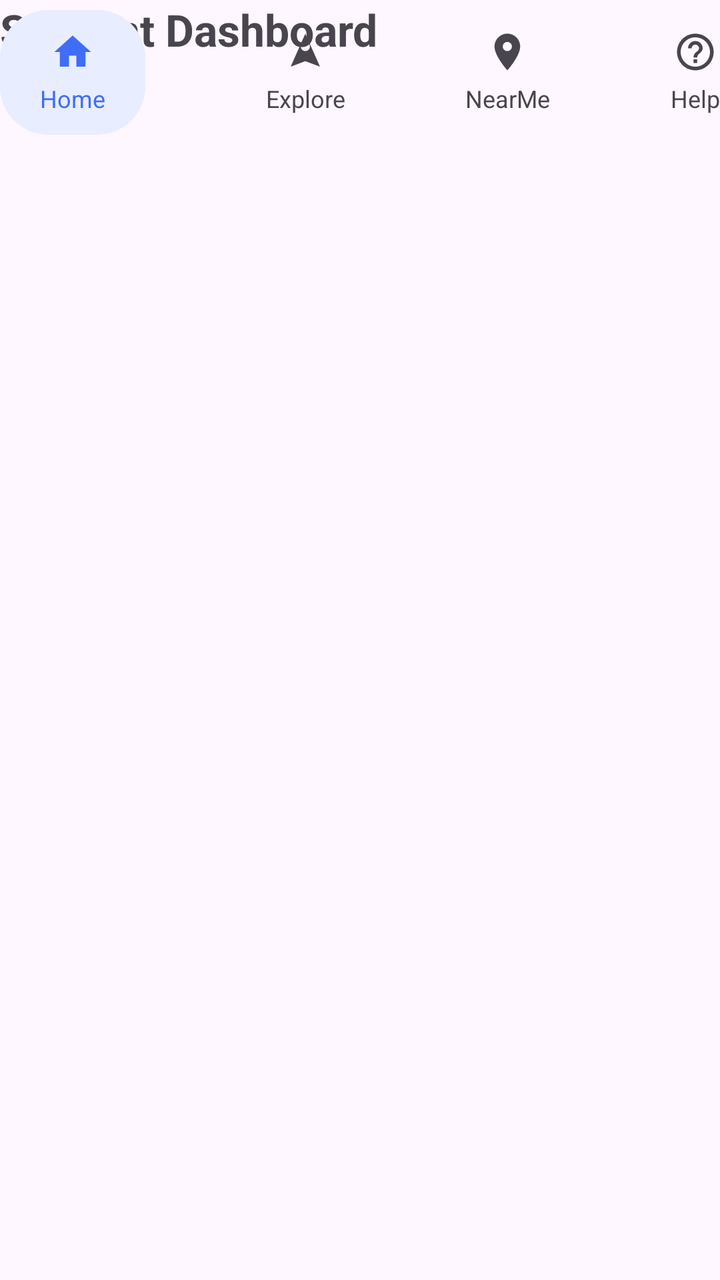
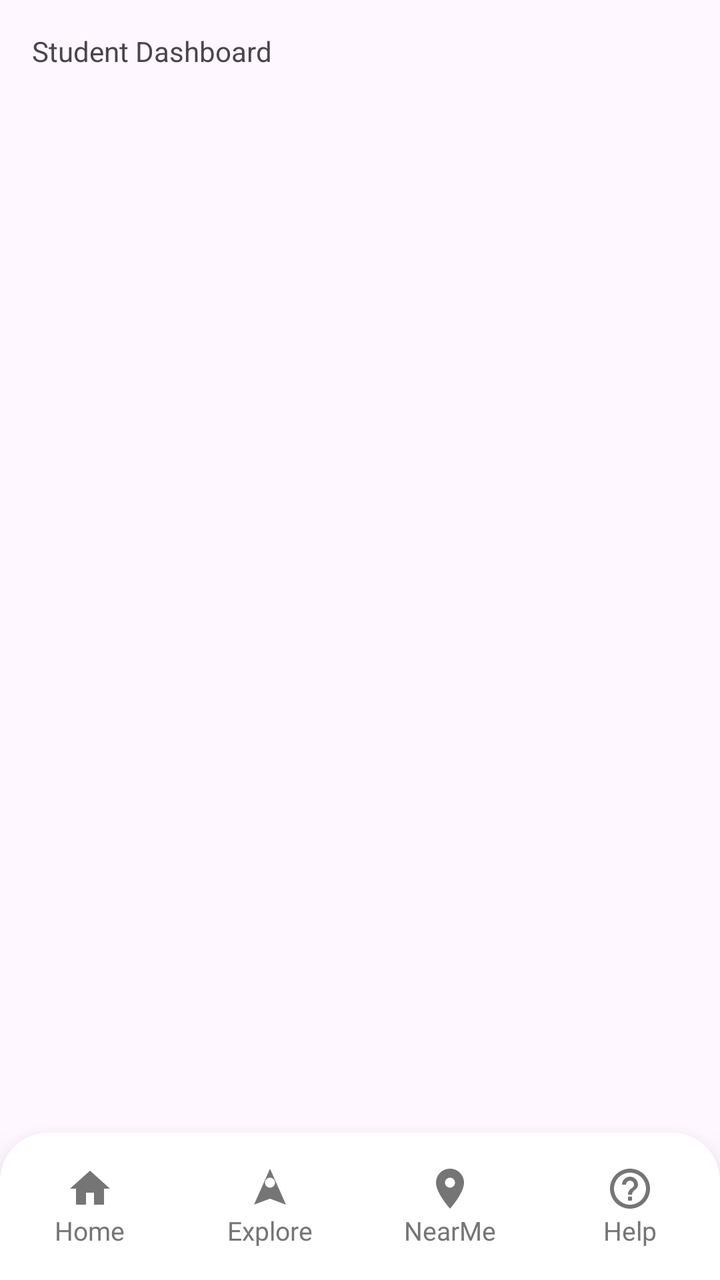

Compare the two renders of this Android layout. The source of the first and the diff that turns it into the second are given below.
<!-- AndroidManifest.xml: application theme Theme.CampusSaathi -->
<!-- res/layout/activity_student_dashboard.xml -->
<?xml version="1.0" encoding="utf-8"?>
<androidx.constraintlayout.widget.ConstraintLayout
    xmlns:android="http://schemas.android.com/apk/res/android"
    xmlns:app="http://schemas.android.com/apk/res-auto"
    android:layout_width="match_parent"
    android:layout_height="match_parent">

    <TextView
        android:layout_width="wrap_content"
        android:layout_height="wrap_content"
        android:text="Student Dashboard"
        android:textSize="22sp"
        android:textStyle="bold"/>

    <include
        android:id="@+id/cs_footer"
        layout="@layout/layout_cs_footer"
        app:layout_constraintBottom_toBottomOf="parent"
        app:layout_constraintStart_toStartOf="parent"
        app:layout_constraintEnd_toEndOf="parent"/>


</androidx.constraintlayout.widget.ConstraintLayout>
<!-- res/layout/layout_cs_footer.xml (included above) -->
<?xml version="1.0" encoding="utf-8"?>
<androidx.constraintlayout.widget.ConstraintLayout
    xmlns:android="http://schemas.android.com/apk/res/android"
    xmlns:app="http://schemas.android.com/apk/res-auto"
    android:id="@+id/cs_footer_root"
    android:layout_width="match_parent"
    android:layout_height="@dimen/cs_footer_height">

    
    <LinearLayout
        android:id="@+id/cs_footer_home_container"
        android:layout_width="wrap_content"
        android:layout_height="wrap_content"
        android:orientation="vertical"
        android:gravity="center"
        android:paddingHorizontal="@dimen/cs_footer_selected_padding_horizontal"
        android:paddingVertical="@dimen/cs_footer_selected_padding_vertical"
        android:background="@drawable/cs_footer_bg_selected"
        app:layout_constraintStart_toStartOf="parent"
        app:layout_constraintTop_toTopOf="parent"
        app:layout_constraintBottom_toBottomOf="parent">

        <ImageView
            android:id="@+id/cs_footer_home_icon"
            android:layout_width="@dimen/cs_footer_icon"
            android:layout_height="@dimen/cs_footer_icon"
            android:src="@drawable/cs_ic_footer_home"
            app:tint="@color/cs_primary"/>

        <TextView
            android:id="@+id/cs_footer_home_text"
            android:layout_width="wrap_content"
            android:layout_height="wrap_content"
            android:text="Home"
            android:textSize="@dimen/cs_footer_text"
            android:textColor="@color/cs_primary"
            android:layout_marginTop="@dimen/cs_spacing_small"/>
    </LinearLayout>

    
    <LinearLayout
        android:id="@+id/cs_footer_explore_container"
        android:layout_width="wrap_content"
        android:layout_height="wrap_content"
        android:orientation="vertical"
        android:gravity="center"
        app:layout_constraintStart_toEndOf="@id/cs_footer_home_container"
        app:layout_constraintEnd_toStartOf="@id/cs_footer_nearme_container"
        app:layout_constraintTop_toTopOf="parent"
        app:layout_constraintBottom_toBottomOf="parent">

        <ImageView
            android:id="@+id/cs_footer_explore_icon"
            android:layout_width="@dimen/cs_footer_icon"
            android:layout_height="@dimen/cs_footer_icon"
            android:src="@drawable/cs_ic_footer_explore"
            app:tint="@color/cs_text_secondary"/>

        <TextView
            android:id="@+id/cs_footer_explore_text"
            android:layout_width="wrap_content"
            android:layout_height="wrap_content"
            android:text="Explore"
            android:textSize="@dimen/cs_footer_text"
            android:textColor="@color/cs_text_secondary"
            android:layout_marginTop="@dimen/cs_spacing_small"/>
    </LinearLayout>

    
    <LinearLayout
        android:id="@+id/cs_footer_nearme_container"
        android:layout_width="wrap_content"
        android:layout_height="wrap_content"
        android:orientation="vertical"
        android:gravity="center"
        app:layout_constraintStart_toEndOf="@id/cs_footer_explore_container"
        app:layout_constraintEnd_toStartOf="@id/cs_footer_help_container"
        app:layout_constraintTop_toTopOf="parent"
        app:layout_constraintBottom_toBottomOf="parent">

        <ImageView
            android:id="@+id/cs_footer_nearme_icon"
            android:layout_width="@dimen/cs_footer_icon"
            android:layout_height="@dimen/cs_footer_icon"
            android:src="@drawable/cs_ic_footer_nearme"
            app:tint="@color/cs_text_secondary"/>

        <TextView
            android:id="@+id/cs_footer_nearme_text"
            android:layout_width="wrap_content"
            android:layout_height="wrap_content"
            android:text="NearMe"
            android:textSize="@dimen/cs_footer_text"
            android:textColor="@color/cs_text_secondary"
            android:layout_marginTop="@dimen/cs_spacing_small"/>
    </LinearLayout>

    
    <LinearLayout
        android:id="@+id/cs_footer_help_container"
        android:layout_width="wrap_content"
        android:layout_height="wrap_content"
        android:orientation="vertical"
        android:gravity="center"
        app:layout_constraintEnd_toEndOf="parent"
        app:layout_constraintTop_toTopOf="parent"
        app:layout_constraintBottom_toBottomOf="parent">

        <ImageView
            android:id="@+id/cs_footer_help_icon"
            android:layout_width="@dimen/cs_footer_icon"
            android:layout_height="@dimen/cs_footer_icon"
            android:src="@drawable/cs_ic_footer_help"
            app:tint="@color/cs_text_secondary"/>

        <TextView
            android:id="@+id/cs_footer_help_text"
            android:layout_width="wrap_content"
            android:layout_height="wrap_content"
            android:text="Help"
            android:textSize="@dimen/cs_footer_text"
            android:textColor="@color/cs_text_secondary"
            android:layout_marginTop="@dimen/cs_spacing_small"/>
    </LinearLayout>

</androidx.constraintlayout.widget.ConstraintLayout>
<!-- resources referenced by this layout -->
<resources>
  <color name="cs_primary">#3F6DF6</color>
  <color name="cs_text_secondary">?attr/colorOnSurfaceVariant</color>
  <dimen name="cs_footer_height">72dp</dimen>
  <dimen name="cs_footer_icon">22dp</dimen>
  <dimen name="cs_footer_selected_padding_horizontal">20dp</dimen>
  <dimen name="cs_footer_selected_padding_vertical">10dp</dimen>
  <dimen name="cs_footer_text">12sp</dimen>
  <dimen name="cs_spacing_small">4dp</dimen>
  <!-- drawable cs_footer_bg_selected (drawable) -->
  <?xml version="1.0" encoding="utf-8"?>
  <shape xmlns:android="http://schemas.android.com/apk/res/android">
      <solid android:color="@color/cs_primary_light"/>
      <corners android:radius="@dimen/cs_footer_selected_radius"/>
  </shape>
  <!-- drawable cs_ic_footer_explore (drawable) -->
  <vector xmlns:android="http://schemas.android.com/apk/res/android"
      android:width="24dp"
      android:height="24dp"
      android:viewportWidth="24"
      android:viewportHeight="24">
  
      <path
          android:fillColor="?attr/colorOnSurface"
          android:pathData="M12,2L4,20l8,-3 8,3 -8,-18zm0,4.5c1.38,0 2.5,1.12 2.5,2.5S13.38,11.5 12,11.5 9.5,10.38 9.5,9 10.62,6.5 12,6.5z"/>
  </vector>
  <!-- drawable cs_ic_footer_help (drawable) -->
  <vector xmlns:android="http://schemas.android.com/apk/res/android"
      android:width="24dp"
      android:height="24dp"
      android:viewportWidth="24"
      android:viewportHeight="24">
  
      <path
          android:fillColor="?attr/colorOnSurface"
          android:pathData="M11,18h2v-2h-2v2zm1,-16C6.48,2 2,6.48 2,12s4.48,10 10,10 10,-4.48 10,-10S17.52,2 12,2zm0,18c-4.41,0 -8,-3.59 -8,-8s3.59,-8 8,-8 8,3.59 8,8 -3.59,8 -8,8zm0,-14c-2.21,0 -4,1.79 -4,4h2c0,-1.1 0.9,-2 2,-2s2,0.9 2,2c0,2 -3,1.75 -3,5h2c0,-2.25 3,-2.5 3,-5 0,-2.21 -1.79,-4 -4,-4z"/>
  </vector>
  <!-- drawable cs_ic_footer_home (drawable) -->
  <vector xmlns:android="http://schemas.android.com/apk/res/android"
      android:width="24dp"
      android:height="24dp"
      android:viewportWidth="24"
      android:viewportHeight="24"
      android:tint="?attr/colorOnSurface">
  
      <path
          android:fillColor="@android:color/white"
          android:pathData="M10,20v-6h4v6h5v-8h3L12,3 2,12h3v8z"/>
  </vector>
  <!-- drawable cs_ic_footer_nearme (drawable) -->
  <vector xmlns:android="http://schemas.android.com/apk/res/android"
      android:width="24dp"
      android:height="24dp"
      android:viewportWidth="24"
      android:viewportHeight="24">
  
      <path
          android:fillColor="?attr/colorOnSurface"
          android:pathData="M12,2C8.13,2 5,5.13 5,9c0,5.25 7,13 7,13s7,-7.75 7,-13c0,-3.87 -3.13,-7 -7,-7zm0,9.5c-1.38,0 -2.5,-1.12 -2.5,-2.5S10.62,6.5 12,6.5s2.5,1.12 2.5,2.5 -1.12,2.5 -2.5,2.5z"/>
  </vector>
  <style name="Theme.CampusSaathi" parent="Base.Theme.CampusSaathi" />
  <color name="cs_primary_light">#E8EDFF</color>
  <dimen name="cs_footer_selected_radius">24dp</dimen>
  <style name="Base.Theme.CampusSaathi" parent="Theme.Material3.Light.NoActionBar">
          
      </style>
</resources>

<!-- the commit's change to res/layout/activity_student_dashboard.xml (unified diff, before → after) -->
@@ -5,20 +5,25 @@
     android:layout_width="match_parent"
     android:layout_height="match_parent">
 
+    
     <TextView
+        android:id="@+id/top_text"
         android:layout_width="wrap_content"
         android:layout_height="wrap_content"
         android:text="Student Dashboard"
-        android:textSize="22sp"
-        android:textStyle="bold"/>
+        android:layout_margin="16dp"
+        app:layout_constraintTop_toTopOf="parent"
+        app:layout_constraintStart_toStartOf="parent"/>
 
+    
     <include
         android:id="@+id/cs_footer"
         layout="@layout/layout_cs_footer"
-        app:layout_constraintBottom_toBottomOf="parent"
+        android:layout_width="0dp"
+        android:layout_height="wrap_content"
         app:layout_constraintStart_toStartOf="parent"
-        app:layout_constraintEnd_toEndOf="parent"/>
-
+        app:layout_constraintEnd_toEndOf="parent"
+        app:layout_constraintBottom_toBottomOf="parent"/>
 
 </androidx.constraintlayout.widget.ConstraintLayout>
 <!-- res/layout/layout_cs_footer.xml (included above) -->
@@ -28,28 +33,30 @@
     xmlns:app="http://schemas.android.com/apk/res-auto"
     android:id="@+id/cs_footer_root"
     android:layout_width="match_parent"
-    android:layout_height="@dimen/cs_footer_height">
+    android:layout_height="@dimen/cs_footer_height"
+    android:background="@drawable/cs_footer_bg_surface"
+    android:elevation="12dp">
 
     
     <LinearLayout
         android:id="@+id/cs_footer_home_container"
-        android:layout_width="wrap_content"
-        android:layout_height="wrap_content"
+        android:layout_width="0dp"
+        android:layout_height="match_parent"
         android:orientation="vertical"
         android:gravity="center"
-        android:paddingHorizontal="@dimen/cs_footer_selected_padding_horizontal"
-        android:paddingVertical="@dimen/cs_footer_selected_padding_vertical"
-        android:background="@drawable/cs_footer_bg_selected"
         app:layout_constraintStart_toStartOf="parent"
+        app:layout_constraintEnd_toStartOf="@id/cs_footer_explore_container"
         app:layout_constraintTop_toTopOf="parent"
-        app:layout_constraintBottom_toBottomOf="parent">
+        app:layout_constraintBottom_toBottomOf="parent"
+        android:paddingTop="16dp"
+        android:paddingBottom="16dp">
 
         <ImageView
             android:id="@+id/cs_footer_home_icon"
             android:layout_width="@dimen/cs_footer_icon"
             android:layout_height="@dimen/cs_footer_icon"
             android:src="@drawable/cs_ic_footer_home"
-            app:tint="@color/cs_primary"/>
+            app:tint="@color/cs_footer_default"/>
 
         <TextView
             android:id="@+id/cs_footer_home_text"
@@ -57,28 +64,29 @@
             android:layout_height="wrap_content"
             android:text="Home"
             android:textSize="@dimen/cs_footer_text"
-            android:textColor="@color/cs_primary"
-            android:layout_marginTop="@dimen/cs_spacing_small"/>
+            android:textColor="@color/cs_footer_default"/>
     </LinearLayout>
 
     
     <LinearLayout
         android:id="@+id/cs_footer_explore_container"
-        android:layout_width="wrap_content"
-        android:layout_height="wrap_content"
+        android:layout_width="0dp"
+        android:layout_height="match_parent"
         android:orientation="vertical"
         android:gravity="center"
         app:layout_constraintStart_toEndOf="@id/cs_footer_home_container"
         app:layout_constraintEnd_toStartOf="@id/cs_footer_nearme_container"
         app:layout_constraintTop_toTopOf="parent"
-        app:layout_constraintBottom_toBottomOf="parent">
+        app:layout_constraintBottom_toBottomOf="parent"
+        android:paddingTop="16dp"
+        android:paddingBottom="16dp">
 
         <ImageView
             android:id="@+id/cs_footer_explore_icon"
             android:layout_width="@dimen/cs_footer_icon"
             android:layout_height="@dimen/cs_footer_icon"
             android:src="@drawable/cs_ic_footer_explore"
-            app:tint="@color/cs_text_secondary"/>
+            app:tint="@color/cs_footer_default"/>
 
         <TextView
             android:id="@+id/cs_footer_explore_text"
@@ -86,28 +94,29 @@
             android:layout_height="wrap_content"
             android:text="Explore"
             android:textSize="@dimen/cs_footer_text"
-            android:textColor="@color/cs_text_secondary"
-            android:layout_marginTop="@dimen/cs_spacing_small"/>
+            android:textColor="@color/cs_footer_default"/>
     </LinearLayout>
 
     
     <LinearLayout
         android:id="@+id/cs_footer_nearme_container"
-        android:layout_width="wrap_content"
-        android:layout_height="wrap_content"
+        android:layout_width="0dp"
+        android:layout_height="match_parent"
         android:orientation="vertical"
         android:gravity="center"
         app:layout_constraintStart_toEndOf="@id/cs_footer_explore_container"
         app:layout_constraintEnd_toStartOf="@id/cs_footer_help_container"
         app:layout_constraintTop_toTopOf="parent"
-        app:layout_constraintBottom_toBottomOf="parent">
+        app:layout_constraintBottom_toBottomOf="parent"
+        android:paddingTop="16dp"
+        android:paddingBottom="16dp">
 
         <ImageView
             android:id="@+id/cs_footer_nearme_icon"
             android:layout_width="@dimen/cs_footer_icon"
             android:layout_height="@dimen/cs_footer_icon"
             android:src="@drawable/cs_ic_footer_nearme"
-            app:tint="@color/cs_text_secondary"/>
+            app:tint="@color/cs_footer_default"/>
 
         <TextView
             android:id="@+id/cs_footer_nearme_text"
@@ -115,27 +124,29 @@
             android:layout_height="wrap_content"
             android:text="NearMe"
             android:textSize="@dimen/cs_footer_text"
-            android:textColor="@color/cs_text_secondary"
-            android:layout_marginTop="@dimen/cs_spacing_small"/>
+            android:textColor="@color/cs_footer_default"/>
     </LinearLayout>
 
     
     <LinearLayout
         android:id="@+id/cs_footer_help_container"
-        android:layout_width="wrap_content"
-        android:layout_height="wrap_content"
+        android:layout_width="0dp"
+        android:layout_height="match_parent"
         android:orientation="vertical"
         android:gravity="center"
+        app:layout_constraintStart_toEndOf="@id/cs_footer_nearme_container"
         app:layout_constraintEnd_toEndOf="parent"
         app:layout_constraintTop_toTopOf="parent"
-        app:layout_constraintBottom_toBottomOf="parent">
+        app:layout_constraintBottom_toBottomOf="parent"
+        android:paddingTop="16dp"
+        android:paddingBottom="16dp">
 
         <ImageView
             android:id="@+id/cs_footer_help_icon"
             android:layout_width="@dimen/cs_footer_icon"
             android:layout_height="@dimen/cs_footer_icon"
             android:src="@drawable/cs_ic_footer_help"
-            app:tint="@color/cs_text_secondary"/>
+            app:tint="@color/cs_footer_default"/>
 
         <TextView
             android:id="@+id/cs_footer_help_text"
@@ -143,8 +154,7 @@
             android:layout_height="wrap_content"
             android:text="Help"
             android:textSize="@dimen/cs_footer_text"
-            android:textColor="@color/cs_text_secondary"
-            android:layout_marginTop="@dimen/cs_spacing_small"/>
+            android:textColor="@color/cs_footer_default"/>
     </LinearLayout>
 
 </androidx.constraintlayout.widget.ConstraintLayout>
<!-- resource entries referenced after the edit -->
@@ -1,18 +1,15 @@
 <!-- resources referenced by this layout -->
 <resources>
-  <color name="cs_primary">#3F6DF6</color>
-  <color name="cs_text_secondary">?attr/colorOnSurfaceVariant</color>
-  <dimen name="cs_footer_height">72dp</dimen>
-  <dimen name="cs_footer_icon">22dp</dimen>
-  <dimen name="cs_footer_selected_padding_horizontal">20dp</dimen>
-  <dimen name="cs_footer_selected_padding_vertical">10dp</dimen>
-  <dimen name="cs_footer_text">12sp</dimen>
-  <dimen name="cs_spacing_small">4dp</dimen>
-  <!-- drawable cs_footer_bg_selected (drawable) -->
-  <?xml version="1.0" encoding="utf-8"?>
+  <color name="cs_footer_default">#757575</color>
+  <dimen name="cs_footer_height">150dp</dimen>
+  <dimen name="cs_footer_icon">24dp</dimen>
+  <dimen name="cs_footer_text">13sp</dimen>
+  <!-- drawable cs_footer_bg_surface (drawable) -->
   <shape xmlns:android="http://schemas.android.com/apk/res/android">
-      <solid android:color="@color/cs_primary_light"/>
-      <corners android:radius="@dimen/cs_footer_selected_radius"/>
+      <solid android:color="@color/cs_footer_surface"/>
+      <corners
+          android:topLeftRadius="24dp"
+          android:topRightRadius="24dp"/>
   </shape>
   <!-- drawable cs_ic_footer_explore (drawable) -->
   <vector xmlns:android="http://schemas.android.com/apk/res/android"
@@ -60,8 +57,7 @@
           android:pathData="M12,2C8.13,2 5,5.13 5,9c0,5.25 7,13 7,13s7,-7.75 7,-13c0,-3.87 -3.13,-7 -7,-7zm0,9.5c-1.38,0 -2.5,-1.12 -2.5,-2.5S10.62,6.5 12,6.5s2.5,1.12 2.5,2.5 -1.12,2.5 -2.5,2.5z"/>
   </vector>
   <style name="Theme.CampusSaathi" parent="Base.Theme.CampusSaathi" />
-  <color name="cs_primary_light">#E8EDFF</color>
-  <dimen name="cs_footer_selected_radius">24dp</dimen>
+  <color name="cs_footer_surface">#FFFFFF</color>
   <style name="Base.Theme.CampusSaathi" parent="Theme.Material3.Light.NoActionBar">
           
       </style>
